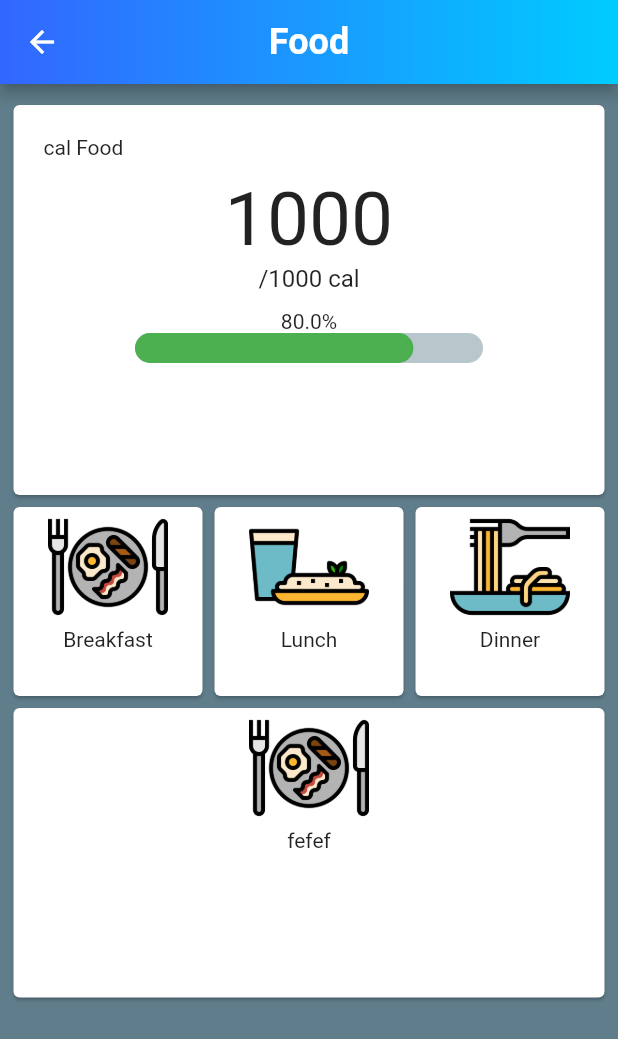
After one commit to anusornleo/Health_App_UI, a Flutter app: the FoodPage screen opened directly, on a phone screen of 412 x 824 dp. The commit adds this screen. Shown: the top 1039 px of the screen. Run offline on Flutter 3.47's test engine with Material 2 defaults, Android fonts, the phone set to English and light mode, and no system bars; drawn by our look-alikes of percent_indicator; our stand-ins replace charts_flutter; Roboto replaces fonts that are missing (SF-Pro-Text8).

Commit message:
update food page

```diff
--- a/lib/main.dart
+++ b/lib/main.dart
@@ -1,6 +1,5 @@
 import 'package:flutter/material.dart';
 import 'package:healthapp/ui/home.dart';
-import 'package:healthapp/ui/login.dart';
 
 void main() => runApp(MyApp());
 
@@ -11,11 +10,11 @@ class MyApp extends StatelessWidget {
     return MaterialApp(
       title: 'Flutter Demo',
       theme: ThemeData(
-        fontFamily: 'SF-Pro-Text',
+        fontFamily: 'SF-Pro-Text8',
       ),
       initialRoute: "/",
       routes: {
-        "/": (context) => MyHomePage(),
+        "/": (context) => Home(),
       },
     );
   }
--- /dev/null
+++ b/lib/ui/bar_food.dart
@@ -0,0 +1,234 @@
+import 'package:flutter/material.dart';
+import 'package:flutter_staggered_grid_view/flutter_staggered_grid_view.dart';
+import 'package:percent_indicator/percent_indicator.dart';
+import 'package:charts_flutter/flutter.dart' as charts;
+
+List<StaggeredTile> _staggeredTiles = const <StaggeredTile>[
+  const StaggeredTile.count(6, 4),
+  const StaggeredTile.count(2, 2),
+  const StaggeredTile.count(2, 2),
+  const StaggeredTile.count(2, 2),
+  const StaggeredTile.count(6, 3),
+];
+
+List<Widget> _tiles = const <Widget>[
+  // const Tile1(String target),
+  // const Tile1(Colors.white, Icons.wifi),
+  // const Tile2(Colors.white, Icons.panorama_wide_angle),
+  // const Tile3(Colors.white, Icons.map),
+  const Tile1(Colors.white, Icons.send),
+  const _Example01Tile(
+      Text("Breakfast"), AssetImage('assets/images/icon/1.png')),
+  const _Example01Tile(Text("Lunch"), AssetImage('assets/images/icon/2.png')),
+  const _Example01Tile(Text("Dinner"), AssetImage('assets/images/icon/3.png')),
+  const _Example01Tile(Text("fefef"), AssetImage('assets/images/icon/1.png')),
+];
+
+class FoodPage extends StatefulWidget {
+  @override
+  FoodPageState createState() => FoodPageState();
+}
+
+class FoodPageState extends State<FoodPage> {
+  @override
+  Widget build(BuildContext context) {
+    return Scaffold(
+      appBar: AppBar(
+        title: Text(
+          'Food',
+          style: TextStyle(
+            fontSize: 24.0,
+            fontWeight: FontWeight.w600,
+          ),
+        ),
+        centerTitle: true,
+        flexibleSpace: Container(
+          decoration: BoxDecoration(
+            gradient: LinearGradient(
+              begin: Alignment.centerLeft,
+              end: Alignment.centerRight,
+              colors: [Color(0xFF3366FF), Color(0xFF00CCFF)],
+            ),
+          ),
+        ),
+      ),
+      body: Container(
+          color: Colors.blueGrey,
+          child: Padding(
+              padding: const EdgeInsets.only(top: 5.0),
+              child: new StaggeredGridView.count(
+                crossAxisCount: 6,
+                staggeredTiles: _staggeredTiles,
+                children: _tiles,
+                mainAxisSpacing: 0.0,
+                crossAxisSpacing: 0.0,
+                padding: const EdgeInsets.all(5.0),
+              ))),
+    );
+  }
+}
+
+class Tile1 extends StatelessWidget {
+  const Tile1(this.backgroundColor, this.icon);
+  final Color backgroundColor;
+  final IconData icon;
+
+  @override
+  Widget build(BuildContext context) {
+    return new Card(
+      color: Colors.white,
+      child: new InkWell(
+          onTap: () {
+            // Navigator.push(
+            //     context,
+            //     MaterialPageRoute(
+            //         builder: (context) => OrdinalSales()));
+          },
+          child: Container(
+            margin: const EdgeInsets.all(20.0),
+            constraints: BoxConstraints(minWidth: 100.0, minHeight: 150.0),
+            child: Column(
+              children: <Widget>[
+                new Row(
+                  children: <Widget>[Text("cal Food")],
+                ),
+                Container(
+                    alignment: Alignment.center,
+                    constraints:
+                        BoxConstraints(minWidth: 100.0, minHeight: 100.0),
+                    child: Column(
+                      children: <Widget>[
+                        Container(
+                          child: Text("1000",
+                              style: TextStyle(fontSize: 50),
+                              textAlign: TextAlign.center),
+                        ),
+                        Container(
+                          child: Text("/1000 cal",
+                              style: TextStyle(fontSize: 16),
+                              textAlign: TextAlign.center),
+                        ),
+                      ],
+                    )),
+                Text("80.0%"),
+                Container(
+                  alignment: Alignment.center,
+                  child: Row(
+                    mainAxisAlignment: MainAxisAlignment.center,
+                    children: <Widget>[
+                      new LinearPercentIndicator(
+                        width: MediaQuery.of(context).size.width - 160,
+                        animation: true,
+                        lineHeight: 20.0,
+                        animationDuration: 1000,
+                        percent: 0.8,
+                        linearStrokeCap: LinearStrokeCap.roundAll,
+                        progressColor: Colors.green,
+                      ),
+                    ],
+                  ),
+                )
+              ],
+            ),
+          )),
+    );
+  }
+}
+
+class _Example01Tile extends StatelessWidget {
+  const _Example01Tile(this.text, this.icon);
+
+  final Text text;
+  final AssetImage icon;
+
+  @override
+  Widget build(BuildContext context) {
+    return new Card(
+        color: Colors.white,
+        child: new InkWell(
+            onTap: () {},
+            child: new Center(
+              child: new Column(
+                children: <Widget>[Image(image: icon, width: 80.0), text],
+              ),
+            )));
+  }
+}
+
+class StackedBarChart extends StatelessWidget {
+  final List<charts.Series> seriesList;
+  final bool animate;
+
+  StackedBarChart(this.seriesList, {this.animate});
+
+  /// Creates a stacked [BarChart] with sample data and no transition.
+  factory StackedBarChart.withSampleData() {
+    return new StackedBarChart(
+      _createSampleData(),
+      // Disable animations for image tests.
+      animate: false,
+    );
+  }
+
+  @override
+  Widget build(BuildContext context) {
+    return new charts.BarChart(
+      seriesList,
+      animate: animate,
+      barGroupingType: charts.BarGroupingType.stacked,
+    );
+  }
+
+  /// Create series list with multiple series
+  static List<charts.Series<OrdinalSales, String>> _createSampleData() {
+    final desktopSalesData = [
+      new OrdinalSales('2014', 5),
+      new OrdinalSales('2015', 25),
+      new OrdinalSales('2016', 100),
+      new OrdinalSales('2017', 75),
+    ];
+
+    final tableSalesData = [
+      new OrdinalSales('2014', 25),
+      new OrdinalSales('2015', 50),
+      new OrdinalSales('2016', 10),
+      new OrdinalSales('2017', 20),
+    ];
+
+    final mobileSalesData = [
+      new OrdinalSales('2014', 10),
+      new OrdinalSales('2015', 15),
+      new OrdinalSales('2016', 50),
+      new OrdinalSales('2017', 45),
+    ];
+
+    return [
+      new charts.Series<OrdinalSales, String>(
+        id: 'Desktop',
+        domainFn: (OrdinalSales sales, _) => sales.year,
+        measureFn: (OrdinalSales sales, _) => sales.sales,
+        data: desktopSalesData,
+      ),
+      new charts.Series<OrdinalSales, String>(
+        id: 'Tablet',
+        domainFn: (OrdinalSales sales, _) => sales.year,
+        measureFn: (OrdinalSales sales, _) => sales.sales,
+        data: tableSalesData,
+      ),
+      new charts.Series<OrdinalSales, String>(
+        id: 'Mobile',
+        domainFn: (OrdinalSales sales, _) => sales.year,
+        measureFn: (OrdinalSales sales, _) => sales.sales,
+        data: mobileSalesData,
+      ),
+    ];
+  }
+}
+
+/// Sample ordinal data type.
+class OrdinalSales {
+  final String year;
+  final int sales;
+
+  OrdinalSales(this.year, this.sales);
+}
--- /dev/null
+++ b/lib/ui/foodUI.dart
@@ -0,0 +1,155 @@
+import 'package:flutter/material.dart';
+import 'package:flutter_staggered_grid_view/flutter_staggered_grid_view.dart';
+import 'package:percent_indicator/percent_indicator.dart';
+
+List<StaggeredTile> _staggeredTiles = const <StaggeredTile>[
+  const StaggeredTile.count(6, 4),
+  const StaggeredTile.count(2, 2),
+  const StaggeredTile.count(2, 2),
+  const StaggeredTile.count(2, 2),
+  const StaggeredTile.count(6, 3),
+];
+
+List<Widget> _tiles = const <Widget>[
+  // const Tile1(String target),
+  // const Tile1(Colors.white, Icons.wifi),
+  // const Tile2(Colors.white, Icons.panorama_wide_angle),
+  // const Tile3(Colors.white, Icons.map),
+  const Tile1(Colors.white, Icons.send),
+  const _Example01Tile(
+      Text("Breakfast"), AssetImage('assets/images/icon/1.png')),
+  const _Example01Tile(Text("Lunch"), AssetImage('assets/images/icon/2.png')),
+  const _Example01Tile(Text("Dinner"), AssetImage('assets/images/icon/3.png')),
+  const _Example01Tile(Text("fefef"), AssetImage('assets/images/icon/1.png')),
+];
+
+class FoodPage extends StatefulWidget {
+  @override
+  FoodPageState createState() => FoodPageState();
+}
+
+class FoodPageState extends State<FoodPage> {
+  @override
+  Widget build(BuildContext context) {
+    return Scaffold(
+      appBar: AppBar(
+        title: Text(
+          'Food',
+          style: TextStyle(
+            fontSize: 24.0,
+            fontWeight: FontWeight.w600,
+          ),
+        ),
+        centerTitle: true,
+        flexibleSpace: Container(
+          decoration: BoxDecoration(
+            gradient: LinearGradient(
+              begin: Alignment.centerLeft,
+              end: Alignment.centerRight,
+              colors: [Color(0xFF3366FF), Color(0xFF00CCFF)],
+            ),
+          ),
+        ),
+      ),
+      body: Container(
+          color: Colors.blueGrey,
+          child: Padding(
+              padding: const EdgeInsets.only(top: 5.0),
+              child: new StaggeredGridView.count(
+                crossAxisCount: 6,
+                staggeredTiles: _staggeredTiles,
+                children: _tiles,
+                mainAxisSpacing: 0.0,
+                crossAxisSpacing: 0.0,
+                padding: const EdgeInsets.all(5.0),
+              ))),
+    );
+  }
+}
+
+class Tile1 extends StatelessWidget {
+  const Tile1(this.backgroundColor, this.icon);
+  final Color backgroundColor;
+  final IconData icon;
+
+  @override
+  Widget build(BuildContext context) {
+    return new Card(
+      color: Colors.white,
+      child: new InkWell(
+          onTap: () {
+            // Navigator.push(
+            //     context,
+            //     MaterialPageRoute(
+            //         builder: (context) => OrdinalSales()));
+          },
+          child: Container(
+            margin: const EdgeInsets.all(20.0),
+            constraints: BoxConstraints(minWidth: 100.0, minHeight: 150.0),
+            child: Column(
+              children: <Widget>[
+                new Row(
+                  children: <Widget>[Text("cal Food")],
+                ),
+                Container(
+                    alignment: Alignment.center,
+                    constraints:
+                        BoxConstraints(minWidth: 100.0, minHeight: 100.0),
+                    child: Column(
+                      children: <Widget>[
+                        Container(
+                          child: Text("1000",
+                              style: TextStyle(fontSize: 50),
+                              textAlign: TextAlign.center),
+                        ),
+                        Container(
+                          child: Text("/1000 cal",
+                              style: TextStyle(fontSize: 16),
+                              textAlign: TextAlign.center),
+                        ),
+                      ],
+                    )),
+                Text("80.0%"),
+                Container(
+                  alignment: Alignment.center,
+                  child: Row(
+                    mainAxisAlignment: MainAxisAlignment.center,
+                    children: <Widget>[
+                      new LinearPercentIndicator(
+                        width: MediaQuery.of(context).size.width - 160,
+                        animation: true,
+                        lineHeight: 20.0,
+                        animationDuration: 1000,
+                        percent: 0.8,
+                        linearStrokeCap: LinearStrokeCap.roundAll,
+                        progressColor: Colors.green,
+                      ),
+                    ],
+                  ),
+                )
+              ],
+            ),
+          )),
+    );
+  }
+}
+
+class _Example01Tile extends StatelessWidget {
+  const _Example01Tile(this.text, this.icon);
+
+  final Text text;
+  final AssetImage icon;
+
+  @override
+  Widget build(BuildContext context) {
+    return new Card(
+        color: Colors.white,
+        child: new InkWell(
+            onTap: () {},
+            child: new Center(
+              child: new Column(
+                children: <Widget>[Image(image: icon, width: 80.0), text],
+              ),
+            )));
+  }
+}
--- a/pubspec.yaml
+++ b/pubspec.yaml
@@ -24,6 +24,8 @@ dependencies:
   # Use with the CupertinoIcons class for iOS style icons.
   cupertino_icons: ^0.1.2
   flutter_staggered_grid_view: ^0.2.7
+  percent_indicator: ^1.0.15
+  charts_flutter: ^0.6.0
 
 dev_dependencies:
   flutter_test:
@@ -34,6 +36,8 @@ dev_dependencies:
 
 # The following section is specific to Flutter.
 flutter:
+  assets:
+    - assets/images/icon/
   fonts:
     - family: SF-Pro-Text
       fonts:
```
Also changed, not shown: lib/ui/home.dart (+12 -3 lines), assets/images/icon/1.png (added), assets/images/icon/2.png (added), assets/images/icon/3.png (added), assets/images/icon/breakfast.png (added), assets/images/icon/fish.png (added), assets/images/icon/noodles.png (added), pubspec.lock.
